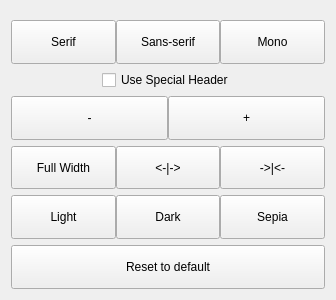
Old version of the form src/styleEditorWindow.ui in the repository nuttyartist/notes.
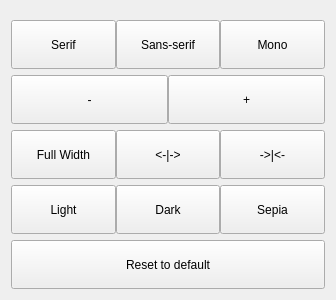
New version of the form.

Commit message: Delete special header option for now

The edit to the form file:
```diff
--- a/src/styleEditorWindow.ui
+++ b/src/styleEditorWindow.ui
@@ -66,43 +66,6 @@
      </item>
     </layout>
    </item>
-   <item>
-    <layout class="QHBoxLayout" name="horizontalLayout_5">
-     <item>
-      <spacer name="horizontalSpacer_2">
-       <property name="orientation">
-        <enum>Qt::Horizontal</enum>
-       </property>
-       <property name="sizeHint" stdset="0">
-        <size>
-         <width>40</width>
-         <height>20</height>
-        </size>
-       </property>
-      </spacer>
-     </item>
-     <item>
-      <widget class="QCheckBox" name="checkBox">
-       <property name="text">
-        <string>Use Special Header</string>
-       </property>
-      </widget>
-     </item>
-     <item>
-      <spacer name="horizontalSpacer">
-       <property name="orientation">
-        <enum>Qt::Horizontal</enum>
-       </property>
-       <property name="sizeHint" stdset="0">
-        <size>
-         <width>40</width>
-         <height>20</height>
-        </size>
-       </property>
-      </spacer>
-     </item>
-    </layout>
-   </item>
    <item>
     <layout class="QHBoxLayout" name="horizontalLayout_2">
      <property name="spacing">
```
